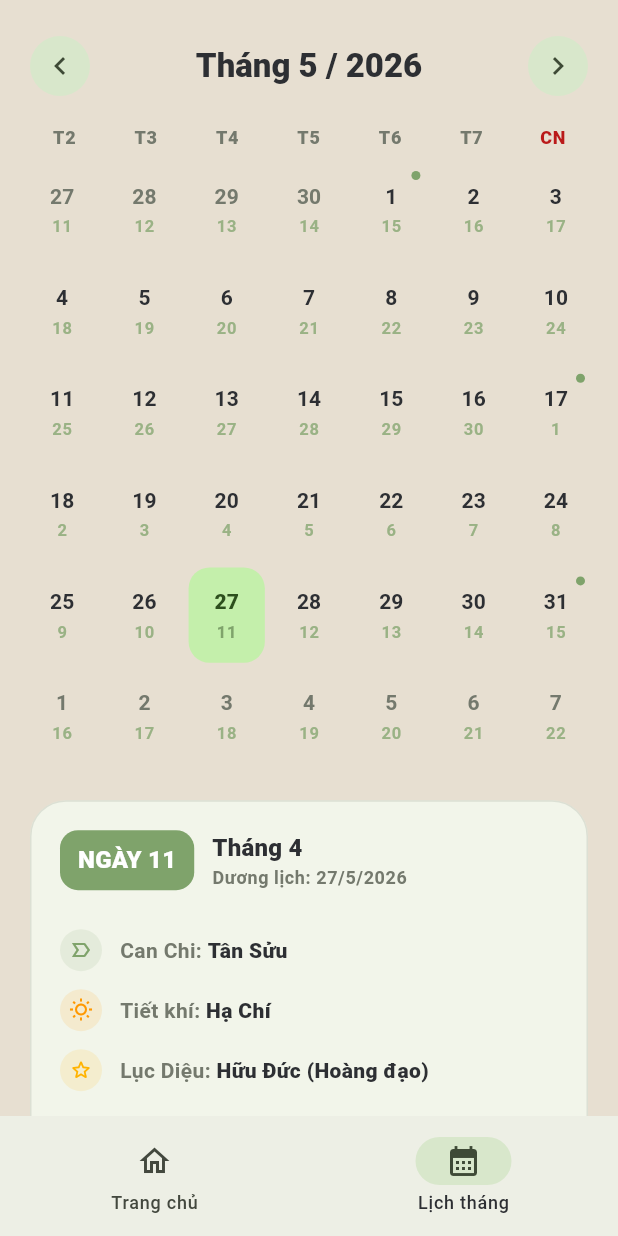
After one commit to hongducdev/nhatnguyet, a Flutter app: the screen it shows after launch, item 2 of the bottom bar chosen, on a phone screen of 412 x 824 dp. The commit adds this screen. Run offline on Flutter 3.47's test engine with Material 3 defaults, Android fonts, the phone set to English and light mode, and no system bars; our stand-ins replace google_fonts.

Commit message:
feat: add bottom navigation and month calendar screen
implement main navigation screen with bottom nav bar to switch between home and calendar views
add full month calendar screen with lunar-solar conversion, seasonal terms, lucky hours and event markers
update app initial route to use the new navigation screen as home

```diff
--- a/lib/main.dart
+++ b/lib/main.dart
@@ -1,7 +1,7 @@
 import 'package:flutter/material.dart';
 
 import 'core/theme.dart';
-import 'screens/home_screen.dart';
+import 'screens/main_navigation_screen.dart';
 
 void main() {
   runApp(const NhatNguyetApp());
@@ -18,7 +18,7 @@ class NhatNguyetApp extends StatelessWidget {
       theme: AppTheme.light(),
       darkTheme: AppTheme.dark(),
       themeMode: ThemeMode.system,
-      home: const HomeScreen(),
+      home: const MainNavigationScreen(),
     );
   }
 }
--- /dev/null
+++ b/lib/screens/main_navigation_screen.dart
@@ -0,0 +1,50 @@
+import 'package:flutter/material.dart';
+
+import 'home_screen.dart';
+import 'month_calendar_screen.dart';
+
+class MainNavigationScreen extends StatefulWidget {
+  const MainNavigationScreen({super.key});
+
+  @override
+  State<MainNavigationScreen> createState() => _MainNavigationScreenState();
+}
+
+class _MainNavigationScreenState extends State<MainNavigationScreen> {
+  int _currentIndex = 0;
+
+  final List<Widget> _screens = const [
+    HomeScreen(),
+    MonthCalendarScreen(),
+  ];
+
+  @override
+  Widget build(BuildContext context) {
+    return Scaffold(
+      body: IndexedStack(
+        index: _currentIndex,
+        children: _screens,
+      ),
+      bottomNavigationBar: NavigationBar(
+        selectedIndex: _currentIndex,
+        onDestinationSelected: (index) {
+          setState(() {
+            _currentIndex = index;
+          });
+        },
+        destinations: const [
+          NavigationDestination(
+            icon: Icon(Icons.home_outlined),
+            selectedIcon: Icon(Icons.home),
+            label: 'Trang chủ',
+          ),
+          NavigationDestination(
+            icon: Icon(Icons.calendar_month_outlined),
+            selectedIcon: Icon(Icons.calendar_month),
+            label: 'Lịch tháng',
+          ),
+        ],
+      ),
+    );
+  }
+}
--- /dev/null
+++ b/lib/screens/month_calendar_screen.dart
@@ -0,0 +1,437 @@
+import 'package:flutter/material.dart';
+
+import '../models/lunar_date.dart';
+import '../services/lunar_converter.dart';
+
+class MonthCalendarScreen extends StatefulWidget {
+  const MonthCalendarScreen({super.key});
+
+  @override
+  State<MonthCalendarScreen> createState() => _MonthCalendarScreenState();
+}
+
+class _MonthCalendarScreenState extends State<MonthCalendarScreen> {
+  DateTime _focusedMonth = DateTime(DateTime.now().year, DateTime.now().month);
+  late DateTime _selectedDate;
+
+  @override
+  void initState() {
+    super.initState();
+    _selectedDate = DateTime.now();
+  }
+
+  List<DateTime> _daysInCalendar(DateTime month) {
+    final firstDay = DateTime(month.year, month.month, 1);
+    final startWeekday = firstDay.weekday;
+    final gridStart = firstDay.subtract(Duration(days: startWeekday - 1));
+    return List.generate(42, (i) => gridStart.add(Duration(days: i)));
+  }
+
+  LunarDate _lunarFor(DateTime date) {
+    return LunarConverter.convertSolar2Lunar(date.day, date.month, date.year, 7.0);
+  }
+
+  String _tietKhiFor(DateTime date) {
+    const tietKhi = [
+      'Lập Xuân',
+      'Vũ Thủy',
+      'Kinh Trập',
+      'Xuân Phân',
+      'Thanh Minh',
+      'Cốc Vũ',
+      'Lập Hạ',
+      'Tiểu Mãn',
+      'Mang Chủng',
+      'Hạ Chí',
+      'Tiểu Thử',
+      'Đại Thử',
+      'Lập Thu',
+      'Xử Thử',
+      'Bạch Lộ',
+      'Thu Phân',
+      'Hàn Lộ',
+      'Sương Giáng',
+      'Lập Đông',
+      'Tiểu Tuyết',
+      'Đại Tuyết',
+      'Đông Chí',
+      'Tiểu Hàn',
+      'Đại Hàn',
+    ];
+
+    var dayOfYear = 0;
+    for (var m = 1; m < date.month; m++) {
+      dayOfYear += DateUtils.getDaysInMonth(date.year, m);
+    }
+    dayOfYear += date.day;
+
+    final idx = ((dayOfYear - 1) / 15.2).floor().clamp(0, 23);
+    return tietKhi[idx];
+  }
+
+  List<String> _gioHoangDao(LunarDate lunar) {
+    const all = [
+      'Tý (23-01)',
+      'Sửu (01-03)',
+      'Dần (03-05)',
+      'Mão (05-07)',
+      'Thìn (07-09)',
+      'Tỵ (09-11)',
+      'Ngọ (11-13)',
+      'Mùi (13-15)',
+      'Thân (15-17)',
+      'Dậu (17-19)',
+      'Tuất (19-21)',
+      'Hợi (21-23)',
+    ];
+    final start = lunar.lucDieu.index % 6;
+    return List.generate(6, (i) => all[(start + i * 2) % 12]);
+  }
+
+  bool _hasEvent(DateTime date, LunarDate lunar) {
+    if (lunar.day == 1 || lunar.day == 15) return true;
+    if (lunar.month == 4 && lunar.day == 15 && !lunar.isLeapMonth) return true;
+    return false;
+  }
+
+  @override
+  Widget build(BuildContext context) {
+    final theme = Theme.of(context);
+    final colorScheme = theme.colorScheme;
+    final days = _daysInCalendar(_focusedMonth);
+    final selectedLunar = _lunarFor(_selectedDate);
+    const weekdays = ['T2', 'T3', 'T4', 'T5', 'T6', 'T7', 'CN'];
+
+    return SafeArea(
+      child: SingleChildScrollView(
+        padding: const EdgeInsets.symmetric(horizontal: 16, vertical: 20),
+        child: Column(
+          crossAxisAlignment: CrossAxisAlignment.stretch,
+          children: [
+            Row(
+              children: [
+                IconButton.filledTonal(
+                  onPressed: () {
+                    setState(() {
+                      _focusedMonth = DateTime(_focusedMonth.year, _focusedMonth.month - 1);
+                    });
+                  },
+                  icon: const Icon(Icons.chevron_left),
+                ),
+                Expanded(
+                  child: Text(
+                    'Tháng ${_focusedMonth.month} / ${_focusedMonth.year}',
+                    textAlign: TextAlign.center,
+                    style: theme.textTheme.titleLarge?.copyWith(
+                      fontWeight: FontWeight.w900,
+                    ),
+                  ),
+                ),
+                IconButton.filledTonal(
+                  onPressed: () {
+                    setState(() {
+                      _focusedMonth = DateTime(_focusedMonth.year, _focusedMonth.month + 1);
+                    });
+                  },
+                  icon: const Icon(Icons.chevron_right),
+                ),
+              ],
+            ),
+            const SizedBox(height: 16),
+            Row(
+              children: weekdays
+                  .map(
+                    (day) => Expanded(
+                      child: Text(
+                        day,
+                        textAlign: TextAlign.center,
+                        style: theme.textTheme.labelMedium?.copyWith(
+                          fontWeight: FontWeight.w800,
+                          color: day == 'CN' ? colorScheme.error : colorScheme.outline,
+                        ),
+                      ),
+                    ),
+                  )
+                  .toList(),
+            ),
+            const SizedBox(height: 8),
+            GridView.builder(
+              shrinkWrap: true,
+              physics: const NeverScrollableScrollPhysics(),
+              itemCount: days.length,
+              gridDelegate: const SliverGridDelegateWithFixedCrossAxisCount(
+                crossAxisCount: 7,
+                crossAxisSpacing: 4,
+                mainAxisSpacing: 4,
+                childAspectRatio: 0.8,
+              ),
+              itemBuilder: (context, index) {
+                final date = days[index];
+                final lunar = _lunarFor(date);
+                final isCurrentMonth = date.month == _focusedMonth.month;
+                final isSelected =
+                    date.year == _selectedDate.year && date.month == _selectedDate.month && date.day == _selectedDate.day;
+                final now = DateTime.now();
+                final isToday = date.year == now.year && date.month == now.month && date.day == now.day;
+                final hasEvent = _hasEvent(date, lunar);
+
+                return InkWell(
+                  borderRadius: BorderRadius.circular(14),
+                  onTap: () {
+                    setState(() {
+                      _selectedDate = date;
+                    });
+                  },
+                  child: Container(
+                    decoration: BoxDecoration(
+                      color: isSelected ? colorScheme.primaryContainer : null,
+                      borderRadius: BorderRadius.circular(14),
+                      border: isToday && !isSelected
+                          ? Border.all(color: colorScheme.primary, width: 1.4)
+                          : null,
+                    ),
+                    child: Stack(
+                      children: [
+                        Center(
+                          child: Column(
+                            mainAxisAlignment: MainAxisAlignment.center,
+                            children: [
+                              Text(
+                                '${date.day}',
+                                style: theme.textTheme.titleSmall?.copyWith(
+                                  fontWeight: isSelected ? FontWeight.w900 : FontWeight.w700,
+                                  color: isCurrentMonth
+                                      ? (isSelected ? colorScheme.onPrimaryContainer : colorScheme.onSurface)
+                                      : colorScheme.outline,
+                                ),
+                              ),
+                              const SizedBox(height: 2),
+                              Text(
+                                '${lunar.day}',
+                                style: theme.textTheme.labelSmall?.copyWith(
+                                  fontWeight: FontWeight.w700,
+                                  color: isSelected ? colorScheme.primary : colorScheme.primary.withAlpha(190),
+                                ),
+                              ),
+                            ],
+                          ),
+                        ),
+                        if (hasEvent)
+                          Positioned(
+                            top: 6,
+                            right: 6,
+                            child: Container(
+                              width: 6,
+                              height: 6,
+                              decoration: BoxDecoration(
+                                color: isSelected ? colorScheme.onPrimaryContainer : colorScheme.primary,
+                                shape: BoxShape.circle,
+                              ),
+                            ),
+                          ),
+                      ],
+                    ),
+                  ),
+                );
+              },
+            ),
+            const SizedBox(height: 20),
+            Card(
+              elevation: 0,
+              color: colorScheme.surfaceContainerLow,
+              shape: RoundedRectangleBorder(
+                borderRadius: BorderRadius.circular(24),
+                side: BorderSide(color: colorScheme.outlineVariant.withAlpha(120)),
+              ),
+              child: Padding(
+                padding: const EdgeInsets.all(20),
+                child: Column(
+                  crossAxisAlignment: CrossAxisAlignment.start,
+                  children: [
+                    // Header Card
+                    Row(
+                      crossAxisAlignment: CrossAxisAlignment.center,
+                      children: [
+                        Container(
+                          padding: const EdgeInsets.symmetric(horizontal: 12, vertical: 8),
+                          decoration: BoxDecoration(
+                            color: colorScheme.primary,
+                            borderRadius: BorderRadius.circular(12),
+                          ),
+                          child: Text(
+                            'NGÀY ${selectedLunar.day}',
+                            style: theme.textTheme.titleMedium?.copyWith(
+                              color: colorScheme.onPrimary,
+                              fontWeight: FontWeight.w900,
+                            ),
+                          ),
+                        ),
+                        const SizedBox(width: 12),
+                        Expanded(
+                          child: Column(
+                            crossAxisAlignment: CrossAxisAlignment.start,
+                            children: [
+                              Text(
+                                'Tháng ${selectedLunar.month}${selectedLunar.isLeapMonth ? ' (Nhuận)' : ''}',
+                                style: theme.textTheme.titleMedium?.copyWith(
+                                  fontWeight: FontWeight.w900,
+                                ),
+                              ),
+                              Text(
+                                'Dương lịch: ${_selectedDate.day}/${_selectedDate.month}/${_selectedDate.year}',
+                                style: theme.textTheme.bodySmall?.copyWith(
+                                  color: colorScheme.outline,
+                                  fontWeight: FontWeight.w600,
+                                ),
+                              ),
+                            ],
+                          ),
+                        ),
+                      ],
+                    ),
+                    const SizedBox(height: 20),
+
+                    // Info List
+                    _buildIconLine(context, Icons.label_important_outline, 'Can Chi', selectedLunar.canChiDay, colorScheme.primary),
+                    _buildIconLine(context, Icons.wb_sunny_outlined, 'Tiết khí', _tietKhiFor(_selectedDate), Colors.orange),
+                    _buildIconLine(
+                      context,
+                      Icons.star_border_rounded,
+                      'Lục Diệu',
+                      '${selectedLunar.lucDieu.name} (${selectedLunar.lucDieu.loai})',
+                      selectedLunar.lucDieu.isHoangDao ? Colors.amber[600]! : colorScheme.error,
+                    ),
+
+                    const Divider(height: 32, thickness: 1),
+
+                    // Hoang Dao
+                    Row(
+                      children: [
+                        Icon(Icons.access_time_rounded, size: 20, color: colorScheme.primary),
+                        const SizedBox(width: 8),
+                        Text(
+                          'Giờ Hoàng Đạo',
+                          style: theme.textTheme.titleSmall?.copyWith(
+                            fontWeight: FontWeight.w900,
+                          ),
+                        ),
+                      ],
+                    ),
+                    const SizedBox(height: 12),
+                    Wrap(
+                      spacing: 8,
+                      runSpacing: 8,
+                      children: _gioHoangDao(selectedLunar).map((time) {
+                        return Container(
+                          padding: const EdgeInsets.symmetric(horizontal: 10, vertical: 6),
+                          decoration: BoxDecoration(
+                            color: colorScheme.secondaryContainer.withAlpha(150),
+                            borderRadius: BorderRadius.circular(8),
+                            border: Border.all(color: colorScheme.secondaryContainer),
+                          ),
+                          child: Text(
+                            time,
+                            style: theme.textTheme.labelSmall?.copyWith(
+                              fontWeight: FontWeight.bold,
+                              color: colorScheme.onSecondaryContainer,
+                            ),
+                          ),
+                        );
+                      }).toList(),
+                    ),
+
+                    const Divider(height: 32, thickness: 1),
+
+                    // Gợi ý
+                    Row(
+                      children: [
+                        Icon(Icons.task_alt_rounded, size: 20, color: Colors.green[600]),
+                        const SizedBox(width: 8),
+                        Text(
+                          'Gợi ý hoạt động',
+                          style: theme.textTheme.titleSmall?.copyWith(
+                            fontWeight: FontWeight.w900,
+                          ),
+                        ),
+                      ],
+                    ),
+                    const SizedBox(height: 12),
+                    if (selectedLunar.lichViec.nenLam.isEmpty)
+                      Text(
+                        'Không có gợi ý cụ thể cho ngày này.',
+                        style: theme.textTheme.bodyMedium?.copyWith(
+                          color: colorScheme.outline,
+                          fontStyle: FontStyle.italic,
+                        ),
+                      )
+                    else
+                      ...selectedLunar.lichViec.nenLam.take(4).map(
+                            (e) => Padding(
+                              padding: const EdgeInsets.only(bottom: 8),
+                              child: Row(
+                                crossAxisAlignment: CrossAxisAlignment.start,
+                                children: [
+                                  Icon(Icons.check_circle, size: 16, color: Colors.green[600]),
+                                  const SizedBox(width: 8),
+                                  Expanded(
+                                    child: Text(
+                                      e,
+                                      style: theme.textTheme.bodyMedium?.copyWith(
+                                        fontWeight: FontWeight.w700,
+                                        height: 1.3,
+                                      ),
+                                    ),
+                                  ),
+                                ],
+                              ),
+                            ),
+                          ),
+                  ],
+                ),
+              ),
+            ),
+          ],
+        ),
+      ),
+    );
+  }
+
+  Widget _buildIconLine(BuildContext context, IconData icon, String label, String value, Color iconColor) {
+    final theme = Theme.of(context);
+    final colorScheme = theme.colorScheme;
+
+    return Padding(
+      padding: const EdgeInsets.symmetric(vertical: 6),
+      child: Row(
+        crossAxisAlignment: CrossAxisAlignment.center,
+        children: [
+          Container(
+            padding: const EdgeInsets.all(6),
+            decoration: BoxDecoration(
+              color: iconColor.withAlpha(30),
+              shape: BoxShape.circle,
+            ),
+            child: Icon(icon, size: 16, color: iconColor),
+          ),
+          const SizedBox(width: 12),
+          Text(
+            '$label: ',
+            style: theme.textTheme.bodyMedium?.copyWith(
+              color: colorScheme.outline,
+              fontWeight: FontWeight.w600,
+            ),
+          ),
+          Expanded(
+            child: Text(
+              value,
+              style: theme.textTheme.bodyMedium?.copyWith(
+                color: colorScheme.onSurface,
+                fontWeight: FontWeight.w800,
+              ),
+            ),
+          ),
+        ],
+      ),
+    );
+  }
+}
```
